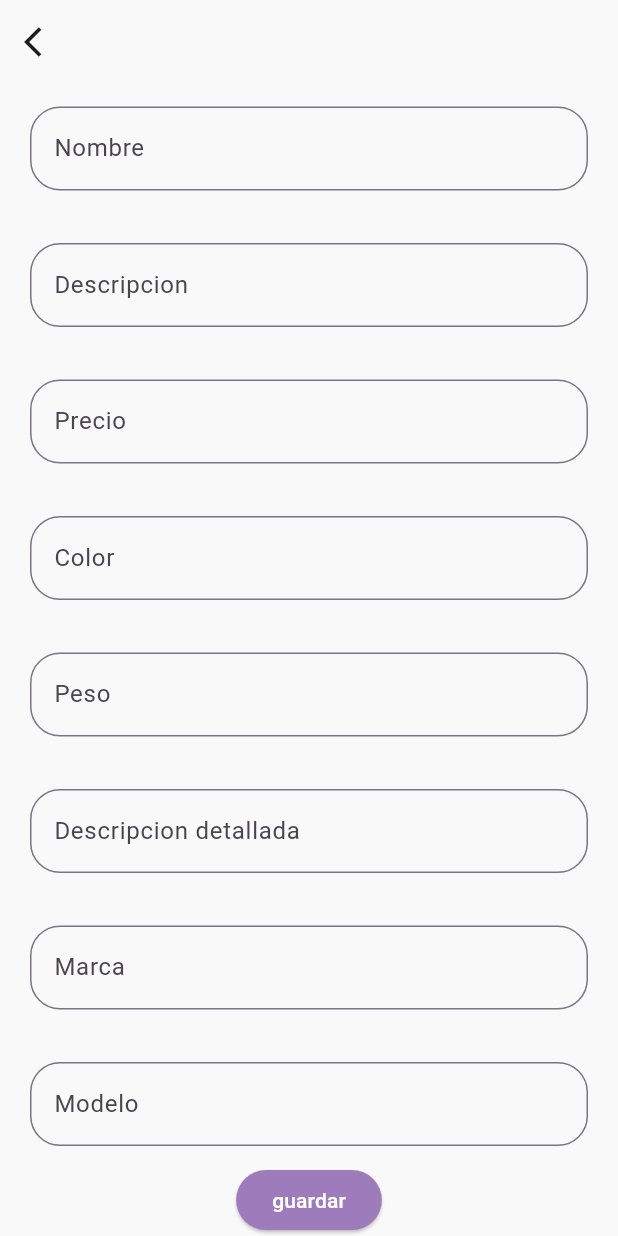
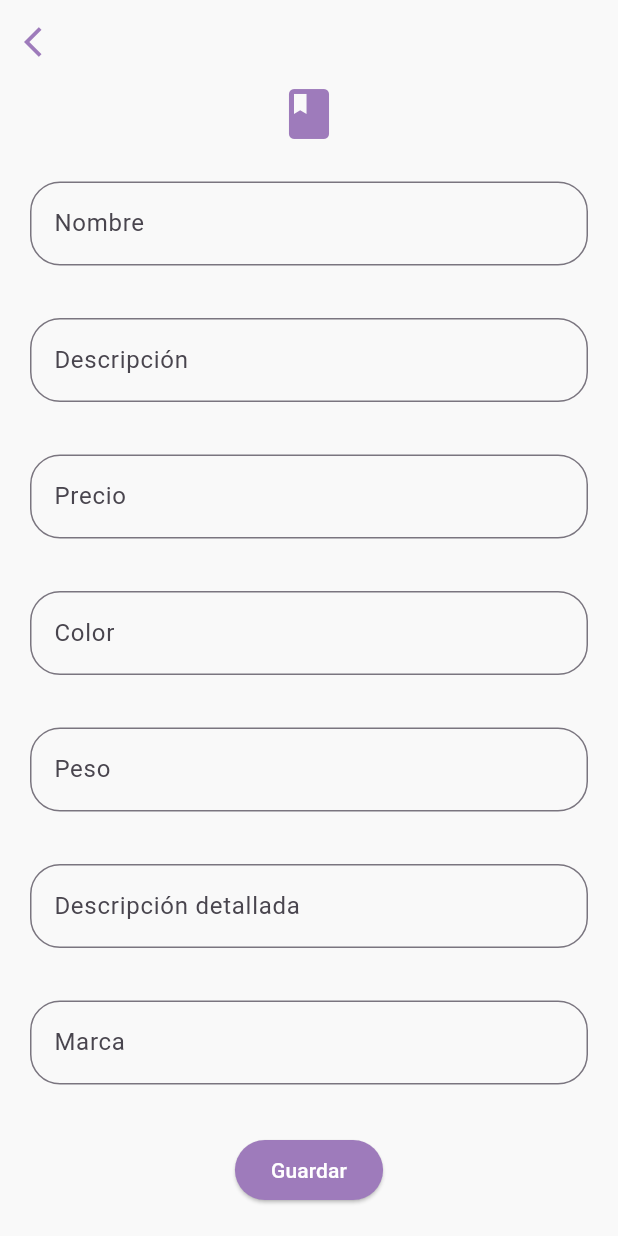
Before and after one commit to YordiColina/cardApp, a Flutter app: the FormScreen screen opened by its route, on a phone screen of 412 x 824 dp. Run offline on Flutter 3.47's test engine with Material 3 defaults, Android fonts, the phone set to English and light mode, and no system bars; our stand-ins replace flutter_riverpod, go_router, logger, sqflite; accounts and stored records are empty.

```diff
--- a/lib/main.dart
+++ b/lib/main.dart
@@ -12,14 +12,42 @@ class MyApp extends StatelessWidget {
   // This widget is the root of your application.
   @override
   Widget build(BuildContext context) {
-    return MaterialApp.router(
+     return MaterialApp.router(
       title: 'Card App',
       debugShowCheckedModeBanner: false,
       routerConfig: router,
       theme: ThemeData(
         colorScheme: ColorScheme.fromSeed(seedColor: Colors.deepPurple),
         useMaterial3: true,
+        pageTransitionsTheme: const PageTransitionsTheme(
+          builders: {
+            TargetPlatform.android: CustomSlidePageTransitionsBuilder(),
+            TargetPlatform.iOS: CupertinoPageTransitionsBuilder(),
+          },
+        ),
       ),
+    );
+
+  }
+}
+
+class CustomSlidePageTransitionsBuilder extends PageTransitionsBuilder {
+  const CustomSlidePageTransitionsBuilder();
+
+  @override
+  Widget buildTransitions<T>(
+      PageRoute<T> route,
+      BuildContext context,
+      Animation<double> animation,
+      Animation<double> secondaryAnimation,
+      Widget child,
+      ) {
+    return SlideTransition(
+      position: Tween<Offset>(
+        begin: const Offset(1, 0), // Deslizar desde la derecha
+        end: Offset.zero,
+      ).animate(animation),
+      child: child,
     );
   }
 }
--- a/lib/presentation/common/card_widget.dart
+++ b/lib/presentation/common/card_widget.dart
@@ -15,13 +15,9 @@ class _CardWidgetState extends State<CardWidget> {
   Widget build(BuildContext context) {
     return GestureDetector(
       onTap: () {
-
             context.go('/detail', extra: widget.item);
-
       },
       child: Container(
-        width: 300,
-        height: 200,
         decoration: BoxDecoration(
           color: const Color.fromRGBO(240, 240, 240, 1),
           borderRadius: BorderRadius.circular(20),
@@ -86,7 +82,7 @@ class _CardWidgetState extends State<CardWidget> {
                 alignment: Alignment.bottomCenter,
                 child: Text(
                   widget.item.description,
-                  maxLines: 2,
+                  maxLines: 1,
                   overflow: TextOverflow.ellipsis,
                   style: const TextStyle(
                     fontSize: 16,
--- a/lib/presentation/screens/form_screen.dart
+++ /dev/null
@@ -1,107 +0,0 @@
-import 'package:flutter/material.dart';
-import 'package:go_router/go_router.dart';
-import 'package:uuid/uuid.dart';
-import '../../config/provider/item_notify_provider.dart';
-import '../../domain/models/item_data/item.dart';
-import '../common/button_widget.dart';
-import 'package:flutter_riverpod/flutter_riverpod.dart';
-
-class FormScreen extends ConsumerWidget {
-  final Item? item;
-  const FormScreen({super.key, required this.item});
-
-  @override
-  Widget build(BuildContext context, WidgetRef ref) {
-    List<TextEditingController> controllers = List.generate(9, (index) => TextEditingController());
-    setFields(controllers, item);
-    List<String> titles = ["Nombre","Descripcion","Precio","Color","Peso","Descripcion detallada",
-    "Marca","Modelo","Stock"];
-    const uuid = Uuid();
-
-    return Scaffold(
-      backgroundColor: const Color.fromRGBO(249, 249, 249, 1),
-      appBar: AppBar(
-        backgroundColor: const Color.fromRGBO(249, 249, 249, 1),
-        leading: IconButton(
-          icon: const Icon(Icons.arrow_back_ios),
-          onPressed: () {
-            context.go('/');
-          },
-        ),
-      ),
-      body: Column(
-        children: [
-          Expanded(
-            child: ListView.separated(itemBuilder: (context, index) {
-               return Padding(
-                 padding: const EdgeInsets.only(left: 20, right: 20,top: 15),
-                 child: TextField(
-                   controller: controllers[index],
-
-                   minLines: 1,
-                   maxLines: 3,
-                   decoration: InputDecoration(
-                     border: OutlineInputBorder(borderRadius: BorderRadius.circular(20)),
-                     labelText: titles[index],
-                   ),
-                 ),
-               );
-            }, separatorBuilder: (BuildContext context, int index) {
-               return const SizedBox(height: 20); } , itemCount: 9),
-          ),
-          ButtonWidget(
-            title: "guardar",
-            onPressed: () {
-              final notifier = ref.read(itemNotifierProvider.notifier);
-              if (item == null) {
-              final newItem = createItem(controllers, context,uuid.v4(),);
-                notifier.addItem(newItem);
-              } else {
-                final newItem = createItem(controllers, context, item?.id ?? "");
-                notifier.updateItem(newItem);
-              }
-            },
-          ),
-        ],
-      )
-    );
-  }
-}
-
-Item createItem(List<TextEditingController> controllers, BuildContext context,String id) {
-  Item? item;
-  if(controllers.isNotEmpty) {
-    item = Item(
-      name: controllers[0].text,
-      description: controllers[1].text,
-      price: double.parse(controllers[2].text),
-      color: controllers[3].text,
-      weight: double.parse(controllers[4].text),
-      id: id,
-      detailDescription: controllers[5].text,
-      marca: controllers[6].text,
-      modelo: controllers[7].text,
-      stock: int.parse(controllers[8].text),
-    );
-    context.go('/');
-  } else {
-    ScaffoldMessenger.of(context).showSnackBar(const SnackBar(content: Text("Todos los campos son requeridos")));
-  }
-  return item!;
-}
-
-void setFields(List<TextEditingController> controllers, Item? item) {
-  {
-    if (item != null) {
-      controllers[0].text = item.name;
-      controllers[1].text = item.description;
-      controllers[2].text = item.price.toString();
-      controllers[3].text = item.color;
-      controllers[4].text = item.weight.toString();
-      controllers[5].text = item.detailDescription;
-      controllers[6].text = item.marca;
-      controllers[7].text = item.modelo;
-      controllers[8].text = item.stock.toString();
-    }
-  }
-}
--- /dev/null
+++ b/lib/presentation/screens/form_screen/form_screen.dart
@@ -0,0 +1,154 @@
+import 'package:flutter/material.dart';
+import 'package:flutter/services.dart';
+import 'package:go_router/go_router.dart';
+import 'package:uuid/uuid.dart';
+import '../../../config/provider/item_notify_provider.dart';
+import '../../../domain/models/item_data/item.dart';
+import '../../common/button_widget.dart';
+import 'package:flutter_riverpod/flutter_riverpod.dart';
+import 'form_titles.dart';
+
+class FormScreen extends ConsumerStatefulWidget {
+  final Item? item;
+  const FormScreen({super.key, required this.item});
+
+  @override
+  _FormScreenState createState() => _FormScreenState();
+}
+
+class _FormScreenState extends ConsumerState<FormScreen> {
+  late List<TextEditingController> controllers;
+
+  @override
+  void initState() {
+    super.initState();
+    controllers = List.generate(9, (index) => TextEditingController());
+    setFields(controllers, widget.item);
+  }
+
+  @override
+  void dispose() {
+    for (var controller in controllers) {
+      controller.dispose();
+    }
+    super.dispose();
+  }
+
+  @override
+  Widget build(BuildContext context) {
+    List<String> titles = formTitles;
+    const uuid = Uuid();
+    final numericFields = [2, 4, 8];
+
+    return Scaffold(
+      backgroundColor: const Color.fromRGBO(249, 249, 249, 1),
+      appBar: AppBar(
+        backgroundColor: const Color.fromRGBO(249, 249, 249, 1),
+        leading: IconButton(
+          icon: const Icon(Icons.arrow_back_ios,color: Color.fromRGBO(158, 123, 187, 1.0) ,),
+          onPressed: () {
+            if(widget.item == null) {
+              context.go('/');
+            } else {
+              context.go('/detail', extra: widget.item);
+            }
+          },
+        ),
+      ),
+      body: Column(
+        children: [
+          const Center(child: Icon(Icons.book,size: 40,
+              color: Color.fromRGBO(158, 123, 187, 1.0))),
+          const SizedBox(height: 10),
+          Expanded(
+            child: ListView.separated(
+              itemBuilder: (context, index) {
+                return Padding(
+                  padding: const EdgeInsets.only(left: 20, right: 20, top: 15),
+                  child: TextField(
+                    controller: controllers[index],
+                    minLines: 1,
+                    maxLines: 3,
+                    decoration: InputDecoration(
+                      border: OutlineInputBorder(borderRadius: BorderRadius.circular(20)),
+                      labelText: titles[index],
+                    ),
+                    inputFormatters: numericFields.contains(index)
+                        ? [
+                      FilteringTextInputFormatter.allow(RegExp(r'^\d+\.?\d{0,2}')),
+                    ]
+                        : [],
+                    keyboardType: numericFields.contains(index)
+                        ? const TextInputType.numberWithOptions(decimal: true)
+                        : TextInputType.text,
+                  ),
+                );
+              },
+              separatorBuilder: (BuildContext context, int index) {
+                return const SizedBox(height: 20);
+              },
+              itemCount: 9,
+            ),
+          ),
+          Padding(
+            padding: const EdgeInsets.only(bottom: 20),
+            child: ButtonWidget(
+              title: "Guardar",
+              onPressed: () {
+                final notifier = ref.read(itemNotifierProvider.notifier);
+                if (widget.item == null) {
+                  final newItem = createItem(controllers, context, uuid.v4());
+                  notifier.addItem(newItem);
+                } else {
+                  final newItem = createItem(controllers, context, widget.item?.id ?? "");
+                  notifier.updateItem(newItem);
+                }
+              },
+            ),
+          ),
+        ],
+      ),
+    );
+  }
+}
+
+
+Item createItem(List<TextEditingController> controllers, BuildContext context, String id) {
+  Item? item;
+  try {
+    if (controllers.isNotEmpty) {
+      item = Item(
+        name: controllers[0].text,
+        description: controllers[1].text,
+        price: double.parse(controllers[2].text),
+        color: controllers[3].text,
+        weight: double.parse(controllers[4].text),
+        id: id,
+        detailDescription: controllers[5].text,
+        marca: controllers[6].text,
+        modelo: controllers[7].text,
+        stock: int.parse(controllers[8].text),
+      );
+      context.go('/');
+    }
+  } catch (e) {
+    ScaffoldMessenger.of(context).showSnackBar(const SnackBar(
+      content: Text("Por favor ingresa valores válidos en los campos numéricos."),
+    ));
+  }
+  return item!;
+}
+
+void setFields(List<TextEditingController> controllers, Item? item) {
+  if (item != null) {
+    controllers[0].text = item.name;
+    controllers[1].text = item.description;
+    controllers[2].text = item.price.toString();
+    controllers[3].text = item.color;
+    controllers[4].text = item.weight.toString();
+    controllers[5].text = item.detailDescription;
+    controllers[6].text = item.marca;
+    controllers[7].text = item.modelo;
+    controllers[8].text = item.stock.toString();
+  }
+}
--- /dev/null
+++ b/lib/presentation/screens/form_screen/form_titles.dart
@@ -0,0 +1,11 @@
+const List<String> formTitles = [
+  "Nombre",
+  "Descripción",
+  "Precio",
+  "Color",
+  "Peso",
+  "Descripción detallada",
+  "Marca",
+  "Modelo",
+  "Stock"
+];
--- a/lib/presentation/screens/home_screen.dart
+++ b/lib/presentation/screens/home_screen.dart
@@ -35,7 +35,10 @@ class HomeScreen extends ConsumerWidget {
              ),
            ),
             const SizedBox( height: 20,),
-           ButtonWidget(title: "Agregar item", onPressed: () {context.go('/form');},)
+           Padding(
+             padding: const EdgeInsets.only(bottom: 20),
+             child: ButtonWidget(title: "Agregar item", onPressed: () {context.go('/form');},),
+           )
           ],
         ),
       ),
--- a/lib/router/router.dart
+++ b/lib/router/router.dart
@@ -1,9 +1,8 @@
 import 'package:go_router/go_router.dart';
 import '../domain/models/item_data/item.dart';
 import '../presentation/screens/details_screen.dart';
-import '../presentation/screens/form_screen.dart';
+import '../presentation/screens/form_screen/form_screen.dart';
 import '../presentation/screens/home_screen.dart';
-
 
 final GoRouter router = GoRouter(
   routes: [
```
Also changed, not shown: lib/infraestructure/errors/database_exception.dart (added, +7 -0 lines), lib/infraestructure/helpers/local_database_helper.dart (added, +20 -0 lines), lib/infraestructure/local_database/local_database.dart (+80 -19 lines), lib/presentation/screens/details_screen.dart (+9 -7 lines), pubspec.yaml (+7 -6 lines), pubspec.lock.
